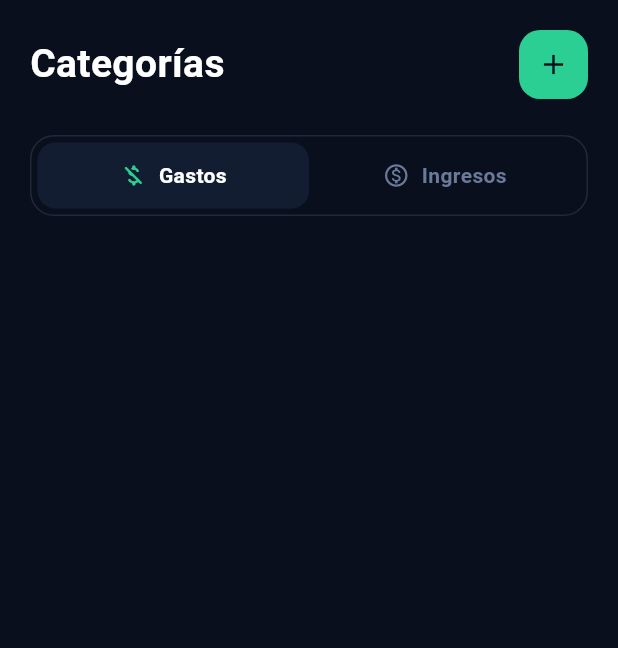
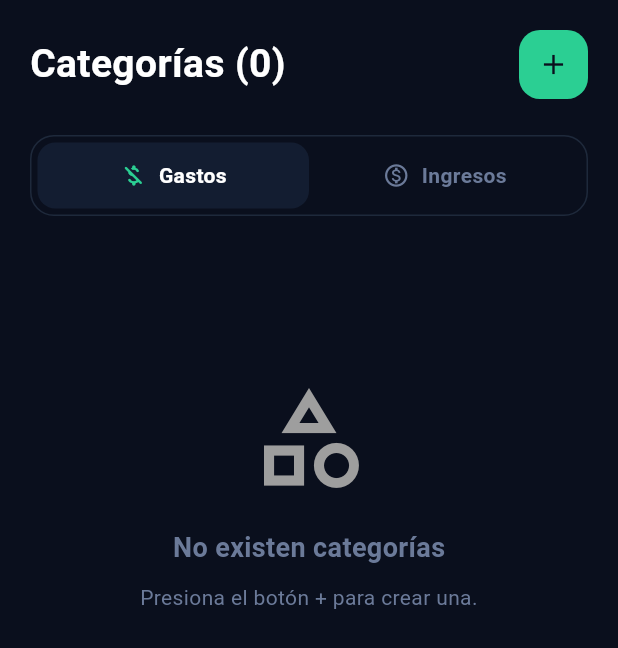
Before and after one commit to ImFaiky/appmovil-gastospersonales, a Flutter app: the CategoriasScreen screen opened directly, on a phone screen of 412 x 824 dp. Shown: the top 648 px of the screen. Run offline on Flutter 3.47's test engine with Material 3 defaults, Android fonts, the phone set to English and light mode, and no system bars; our stand-ins replace sqflite; accounts and stored records are empty.

Commit message:
Se verifico la validacion para que no permita duplicar la misma categoria

```diff
--- a/lib/repositories/categoriaRepository.dart
+++ b/lib/repositories/categoriaRepository.dart
@@ -29,4 +29,17 @@ class CategoriaRepository {
         .map((e) => CategoriaModel.fromMap(e))
         .toList();
   }
+
+  Future<bool> existeNombre(String nombre, {int? excluirId}) async {
+  List<CategoriaModel> categorias = await getAll();
+
+  return categorias.any((categoria) {
+    if (excluirId != null && categoria.id == excluirId) {
+      return false;
+    }
+
+    return categoria.nombre.toLowerCase().trim() ==
+        nombre.toLowerCase().trim();
+  });
 }
+}
--- a/lib/screens/categorias_screen.dart
+++ b/lib/screens/categorias_screen.dart
@@ -16,90 +16,6 @@ class _CategoriasScreenState extends State<CategoriasScreen> {
   bool _isGastosSelected = true; // true = Gastos, false = Ingresos
   List<CategoriaModel> _categorias = [];
   bool _isLoading = true;
-
-  final List<Map<String, dynamic>> _gastosCategories = [
-    {
-      'name': 'Alimentación',
-      'icon': Icons.shopping_cart_rounded,
-      'iconColor': const Color(0xFF60A5FA),
-      'uses': '4 usos',
-    },
-    {
-      'name': 'Transporte',
-      'icon': Icons.directions_bus_rounded,
-      'iconColor': const Color(0xFFFBBF24),
-      'uses': '3 usos',
-    },
-    {
-      'name': 'Salud',
-      'icon': Icons.medical_services_rounded,
-      'iconColor': const Color(0xFFF87171),
-      'uses': '2 usos',
-    },
-    {
-      'name': 'Educación',
-      'icon': Icons.menu_book_rounded,
-      'iconColor': const Color(0xFF22D3EE),
-      'uses': '1 usos',
-    },
-    {
-      'name': 'Entretenimiento',
-      'icon': Icons.movie_creation_rounded,
-      'iconColor': const Color(0xFFC084FC),
-      'uses': '2 usos',
-    },
-    {
-      'name': 'Vivienda',
-      'icon': Icons.home_rounded,
-      'iconColor': const Color(0xFFFB923C),
-      'uses': '2 usos',
-    },
-    {
-      'name': 'Ropa',
-      'icon': Icons.checkroom_rounded,
-      'iconColor': const Color(0xFF34D399),
-      'uses': '2 usos',
-    },
-    {
-      'name': 'Servicios',
-      'icon': Icons.lightbulb_rounded,
-      'iconColor': const Color(0xFFF59E0B),
-      'uses': '3 usos',
-    },
-    {
-      'name': 'Otros',
-      'icon': Icons.inventory_2_rounded,
-      'iconColor': const Color(0xFFA78BFA),
-      'uses': '0 usos',
-    },
-  ];
-
-  final List<Map<String, dynamic>> _ingresosCategories = [
-    {
-      'name': 'Salario',
-      'icon': Icons.work_rounded,
-      'iconColor': const Color(0xFFC084FC),
-      'uses': '2 usos',
-    },
-    {
-      'name': 'Freelance',
-      'icon': Icons.laptop_chromebook_rounded,
-      'iconColor': const Color(0xFF60A5FA),
-      'uses': '2 usos',
-    },
-    {
-      'name': 'Inversiones',
-      'icon': Icons.trending_up_rounded,
-      'iconColor': const Color(0xFF34D399),
-      'uses': '2 usos',
-    },
-    {
-      'name': 'Otros',
-      'icon': Icons.inventory_2_rounded,
-      'iconColor': const Color(0xFFFB923C),
-      'uses': '0 usos',
-    },
-  ];
 
   @override
   void initState(){
@@ -133,9 +49,9 @@ class _CategoriasScreenState extends State<CategoriasScreen> {
               Row(
                 mainAxisAlignment: MainAxisAlignment.spaceBetween,
                 children: [
-                  const Text(
-                    'Categorías',
-                    style: TextStyle(
+                  Text(
+                    'Categorías (${activeCategories.length})',
+                    style: const TextStyle(
                       color: AppColors.textPrimary,
                       fontSize: 26,
                       fontWeight: FontWeight.bold,
@@ -265,7 +181,33 @@ class _CategoriasScreenState extends State<CategoriasScreen> {
               const SizedBox(height: 28),
 
               // Categories 3-column Grid
-              GridView.builder(
+              activeCategories.isEmpty
+                ? Padding(
+                    padding: const EdgeInsets.only(top: 80),
+                    child: Column(
+                      children: const [
+                        Icon(
+                          Icons.category_outlined,
+                          size: 80,
+                          color: Colors.grey,
+                        ),
+                        SizedBox(height: 20),
+                        Text(
+                          "No existen categorías",
+                          style: TextStyle(
+                            fontSize: 18,
+                            fontWeight: FontWeight.bold,
+                          ),
+                        ),
+                        SizedBox(height: 10),
+                        Text(
+                          "Presiona el botón + para crear una.",
+                          textAlign: TextAlign.center,
+                        ),
+                      ],
+                    ),
+                  )
+              :GridView.builder(
                 shrinkWrap: true,
                 physics: const NeverScrollableScrollPhysics(),
                 gridDelegate: const SliverGridDelegateWithFixedCrossAxisCount(
--- a/lib/screens/category_form_screen.dart
+++ b/lib/screens/category_form_screen.dart
@@ -69,6 +69,19 @@ class _CategoryFormScreenState extends State<CategoryFormScreen> {
       ScaffoldMessenger.of(context).showSnackBar(
         const SnackBar(
           content: Text("Ingrese el nombre de la categoría"),
+        ),
+      );
+      return;
+    }
+    bool existe = await _repository.existeNombre(
+      _nameController.text.trim(),
+      excluirId: widget.categoria?.id,
+    );
+
+    if (existe) {
+      ScaffoldMessenger.of(context).showSnackBar(
+        const SnackBar(
+          content: Text("Ya existe una categoría con ese nombre."),
         ),
       );
       return;
```
